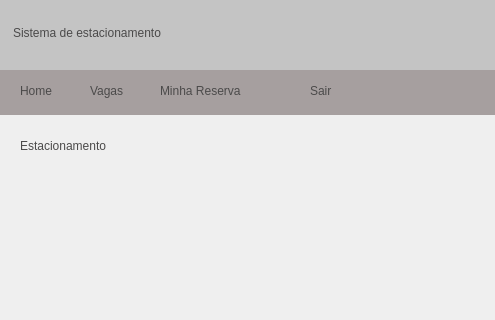
This is docs/cliente/estacionamento_cliente.ui in TrabalhoN2/Estacionamento as Qt 5 draws it before an edit; both pictures show x 0 to 495 and y 0 to 320 of the 1000 by 650 pixel window. The edited form follows.
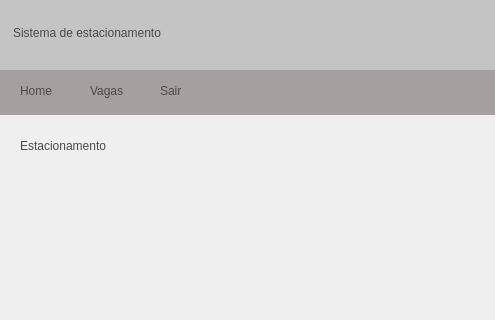
This is the edited form. Icons and pictures are not drawn.

The edit to the form file:
```diff
--- a/docs/cliente/estacionamento_cliente.ui
+++ b/docs/cliente/estacionamento_cliente.ui
@@ -89,31 +89,10 @@
       <string>Vagas</string>
      </property>
     </widget>
-    <widget class="QPushButton" name="btnMinhaReserva">
-     <property name="geometry">
-      <rect>
-       <x>160</x>
-       <y>0</y>
-       <width>151</width>
-       <height>41</height>
-      </rect>
-     </property>
-     <property name="cursor">
-      <cursorShape>PointingHandCursor</cursorShape>
-     </property>
-     <property name="styleSheet">
-      <string notr="true">color: rgb(75, 74, 74);
-font: 14pt &quot;Segoe UI&quot;;
-text-align: left;</string>
-     </property>
-     <property name="text">
-      <string>Minha Reserva</string>
-     </property>
-    </widget>
     <widget class="QPushButton" name="btnSair">
      <property name="geometry">
       <rect>
-       <x>310</x>
+       <x>160</x>
        <y>0</y>
        <width>41</width>
        <height>41</height>
```
